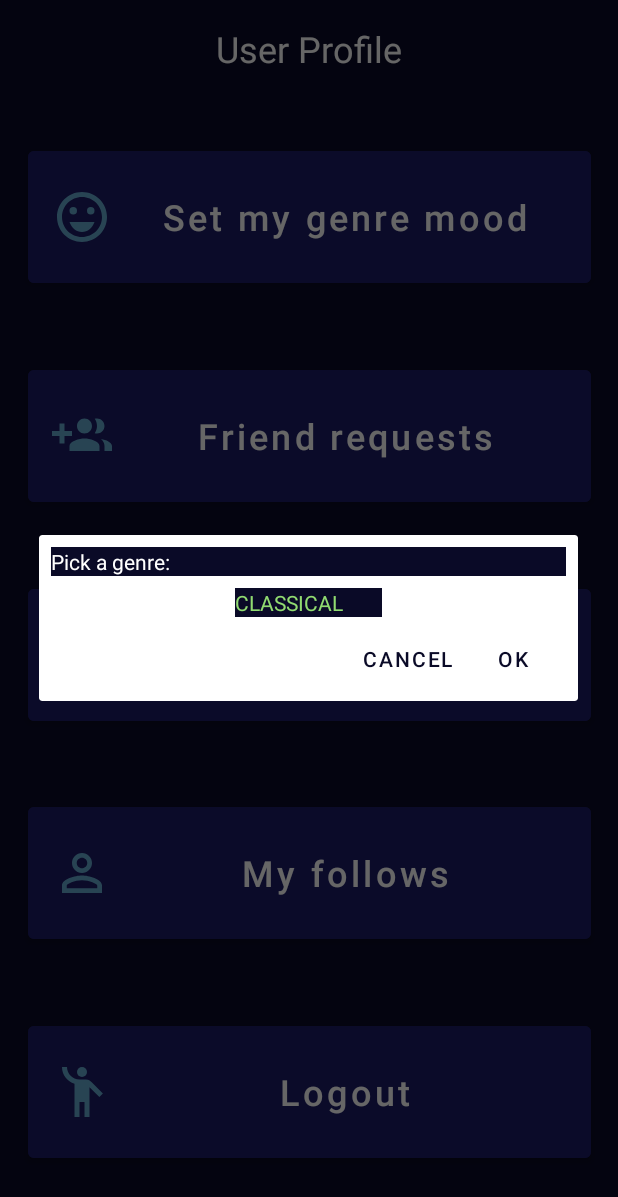
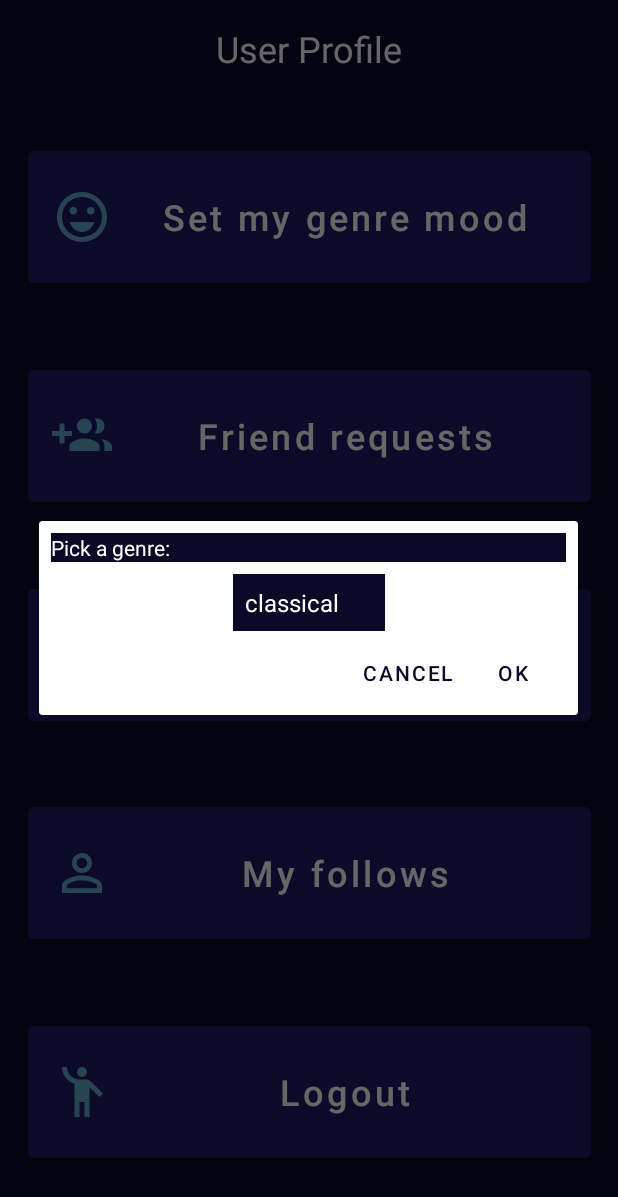
Before and after one commit to tunefull/tunefull, an Android app: the fragment ProfileFragment shown on its own in the app's theme, after a tap on "Set my genre mood", on a phone screen of 412 x 824 dp. Shown: the top 1197 px of the screen. Run offline under Robolectric (Android 15) with nearby library versions, the phone set to English and light mode, and no system bars; our stand-ins replace RxJava; libraries missing offline, so code that uses them is left out: com.spotify.protocol, net.openid.appauth.

Commit message:
Knocking out some TODOs.

```diff
--- a/app/src/main/java/edu/cnm/deepdive/tunefull/controller/ChangeGenreDialog.java
+++ b/app/src/main/java/edu/cnm/deepdive/tunefull/controller/ChangeGenreDialog.java
@@ -7,8 +7,6 @@ import android.os.Bundle;
 import android.view.LayoutInflater;
 import android.view.View;
 import android.view.ViewGroup;
-import android.widget.AdapterView;
-import android.widget.AdapterView.OnItemSelectedListener;
 import android.widget.ArrayAdapter;
 import android.widget.Spinner;
 import androidx.annotation.NonNull;
@@ -29,7 +27,6 @@ public class ChangeGenreDialog extends DialogFragment {
   private Genre[] genres = Genre.values();
   private UserViewModel viewModel;
 
-  //TODO work on styling dialog
   @NonNull
   @Override
   public Dialog onCreateDialog(@Nullable Bundle savedInstanceState) {
--- a/app/src/main/java/edu/cnm/deepdive/tunefull/controller/LoginActivity.java
+++ b/app/src/main/java/edu/cnm/deepdive/tunefull/controller/LoginActivity.java
@@ -34,7 +34,7 @@ public class LoginActivity extends AppCompatActivity {
                 binding.signIn.setText(R.string.install_spotify);
                 binding.signIn.setOnClickListener((v) -> {
                   Toast.makeText(this, "Install and sign in to Spotify before proceeding", Toast.LENGTH_LONG).show();
-                // TODO Open google play's spotify page instead of the toast
+                // TODO Open google play's spotify page instead of this toast
                 });
               } else {
                 binding.signIn.setOnClickListener((v) ->
--- a/app/src/main/java/edu/cnm/deepdive/tunefull/controller/ProfileFragment.java
+++ b/app/src/main/java/edu/cnm/deepdive/tunefull/controller/ProfileFragment.java
@@ -28,6 +28,7 @@ public class ProfileFragment extends Fragment {
   private RelationshipViewModel relationshipViewModel;
   private FragmentProfileBinding binding;
   private NavController navController;
+  private int index;
 
   public static ProfileFragment newInstance(int index) {
     ProfileFragment fragment = new ProfileFragment();
@@ -37,22 +38,18 @@ public class ProfileFragment extends Fragment {
     return fragment;
   }
 
-  //TODO fix viewmodel placement/indexing
   @Override
   public void onCreate(@Nullable Bundle savedInstanceState) {
     super.onCreate(savedInstanceState);
-    clipViewModel = new ViewModelProvider(this).get(ClipViewModel.class);
-    int index = 1;
-    if (getArguments() != null) {
-      index = getArguments().getInt(ARG_SECTION_NUMBER);
-    }
-    clipViewModel.setIndex(index);
+    index = (getArguments() != null)? getArguments().getInt(ARG_SECTION_NUMBER) : 0;
   }
 
   @Override
   public View onCreateView(@NonNull LayoutInflater inflater, ViewGroup container,
       Bundle savedInstanceState) {
 //    navController = NavHostFragment.findNavController(this);
+    clipViewModel = new ViewModelProvider(this).get(ClipViewModel.class);
+    clipViewModel.setIndex(index);
     binding = FragmentProfileBinding.inflate(inflater);
     binding.sectionLabel.setText(R.string.profile);
     binding.setGenre.setOnClickListener((v) -> {
@@ -79,8 +76,4 @@ public class ProfileFragment extends Fragment {
     return binding.getRoot();
   }
 
-  @Override
-  public void onViewCreated(@NonNull View view, @Nullable Bundle savedInstanceState) {
-    super.onViewCreated(view, savedInstanceState);
-  }
 }
--- a/app/src/main/java/edu/cnm/deepdive/tunefull/model/User.java
+++ b/app/src/main/java/edu/cnm/deepdive/tunefull/model/User.java
@@ -56,11 +56,12 @@ public class User {
     CLASSICAL, ROCK_N_ROLL, POP, JAZZ, METAL, HIPHOP, R_AND_B, BLUES, FOLK, OPERA, ELECTRONIC,
     ALTERNATIVE, PUNK, REGGAE, CLASSIC_ROCK, DISCO, SWING, FUNK, COUNTRY, CONJUNTO, LATIN, FILM;
 
-    // TODO fix toSTring
     @NonNull
     @Override
     public String toString() {
-      return super.toString();
+      return super.toString()
+          .toLowerCase()
+          .replace("_", " ");
     }
   }
 }
--- a/app/src/main/java/edu/cnm/deepdive/tunefull/viewmodel/ClipViewModel.java
+++ b/app/src/main/java/edu/cnm/deepdive/tunefull/viewmodel/ClipViewModel.java
@@ -45,6 +45,7 @@ public class ClipViewModel extends AndroidViewModel {
     return feedType;
   }
 
+  // TODO put this in repositories
   public LiveData<List<Clip>> getClips() {
     Source source;
     if (feedType == FeedType.DISCOVERY) {
--- a/app/src/main/java/edu/cnm/deepdive/tunefull/viewmodel/SpotifyViewModel.java
+++ b/app/src/main/java/edu/cnm/deepdive/tunefull/viewmodel/SpotifyViewModel.java
@@ -65,7 +65,7 @@ public class SpotifyViewModel extends AndroidViewModel {
     SpotifyAppRemote.disconnect(spotifyAppRemote);
   }
 
-  // TODO spotify plays, but doesn't play the right tracks ugh
+  // TODO spotify plays, but doesn't always play the right tracks ugh
   private void playClip(Clip clip) {
     spotifyAppRemote.getPlayerApi().play(clip.getTrackKey());
     long beginTimestamp = clip.getBeginTimestamp();
--- a/app/src/main/java/edu/cnm/deepdive/tunefull/viewmodel/TrackViewModel.java
+++ b/app/src/main/java/edu/cnm/deepdive/tunefull/viewmodel/TrackViewModel.java
@@ -25,7 +25,6 @@ public class TrackViewModel extends AndroidViewModel {
     pending = new CompositeDisposable();
     spotifyRepository = new SpotifyRepository(application);
     loadTracks();
-    // TODO take this out?
   }
 
   public LiveData<List<Track>> getTracks() {
--- a/app/src/main/res/layout/custom_dropdown_item.xml
+++ b/app/src/main/res/layout/custom_dropdown_item.xml
@@ -4,6 +4,7 @@
   android:id="@android:id/text1"
   android:background="@color/colorPrimaryCards"
   android:textColor="@color/textColor"
+  android:textSize="@dimen/small_text_size"
   android:padding="@dimen/small_padding"
   android:singleLine="true"
   android:layout_width="match_parent"
--- a/app/src/main/res/layout/custom_spinner_item.xml
+++ b/app/src/main/res/layout/custom_spinner_item.xml
@@ -3,6 +3,8 @@
   xmlns:android="http://schemas.android.com/apk/res/android"
   android:layout_width="wrap_content"
   android:layout_height="wrap_content"
-  android:textColor="@color/colorAccent">
+  android:padding="@dimen/standard_padding"
+  android:textColor="@color/textColor"
+  android:textSize="@dimen/small_text_size">
 
 </TextView>
--- a/app/src/main/res/layout/dialog_post_clip.xml
+++ b/app/src/main/res/layout/dialog_post_clip.xml
@@ -13,6 +13,7 @@
     android:textColor="@color/textColor"
     android:textAllCaps="false"
     android:textAlignment="center"
+    android:textSize="@dimen/small_text_size"
     android:background="@color/colorPrimaryCards"
     app:layout_constraintTop_toTopOf="parent"
     app:layout_constraintStart_toStartOf="parent"
@@ -35,6 +36,7 @@
     android:layout_width="match_parent"
     android:layout_height="wrap_content"
     android:valueFrom="0"
+    android:valueTo="165"
     android:stepSize="1"
     app:labelBehavior="floating"
     app:layout_constraintTop_toBottomOf="@id/post_clip"
```
Also changed, not shown: app/src/main/java/edu/cnm/deepdive/tunefull/controller/MainActivity.java (+1 -9 lines), app/src/main/java/edu/cnm/deepdive/tunefull/controller/SpotifyFragment.java (+1 -10 lines), app/src/main/java/edu/cnm/deepdive/tunefull/viewmodel/RelationshipViewModel.java (+0 -8 lines).
